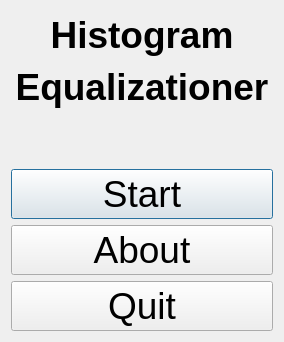
Old version of the form Tools/ToolHistogramEqualizationer/qthistogramequalizationermenudialog.ui in the repository richelbilderbeek/ProjectRichelBilderbeek.
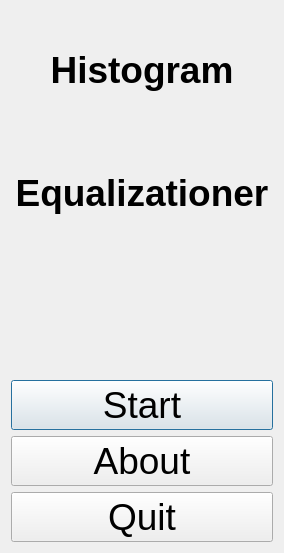
New version of the form. Icons and pictures are not drawn.

Patch:
```diff
--- a/Tools/ToolHistogramEqualizationer/qthistogramequalizationermenudialog.ui
+++ b/Tools/ToolHistogramEqualizationer/qthistogramequalizationermenudialog.ui
@@ -7,7 +7,7 @@
     <x>0</x>
     <y>0</y>
     <width>284</width>
-    <height>342</height>
+    <height>553</height>
    </rect>
   </property>
   <property name="font">
```
Left out of the diff: 8 changed lines with no effect on the pictures.
